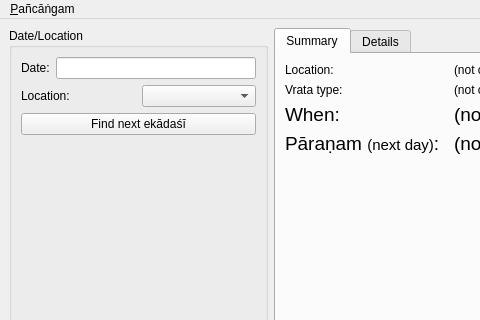
Before: the Qt Designer form gui-qt/mainwindow.ui in ashutosh108/vaishnavam-panchangam, drawn with Qt 5; both pictures show x 0 to 480 and y 0 to 320 of the 800 by 600 pixel window.
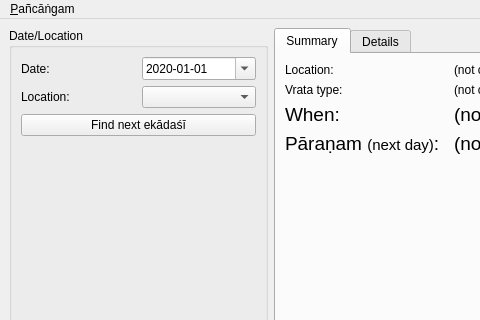
After: the same form once the commit is applied.

Commit message: gui: use proper date selection widget

```diff
--- a/gui-qt/mainwindow.ui
+++ b/gui-qt/mainwindow.ui
@@ -42,7 +42,27 @@
             </widget>
            </item>
            <item>
-            <widget class="QLineEdit" name="dateLineEdit"/>
+            <widget class="QDateEdit" name="dateEdit">
+             <property name="dateTime">
+              <datetime>
+               <hour>0</hour>
+               <minute>0</minute>
+               <second>0</second>
+               <year>2020</year>
+               <month>1</month>
+               <day>1</day>
+              </datetime>
+             </property>
+             <property name="displayFormat">
+              <string extracomment="qwe">yyyy-MM-dd</string>
+             </property>
+             <property name="calendarPopup">
+              <bool>true</bool>
+             </property>
+             <property name="timeSpec">
+              <enum>Qt::LocalTime</enum>
+             </property>
+            </widget>
            </item>
           </layout>
          </item>
```
The commit also changes 2 other files.
